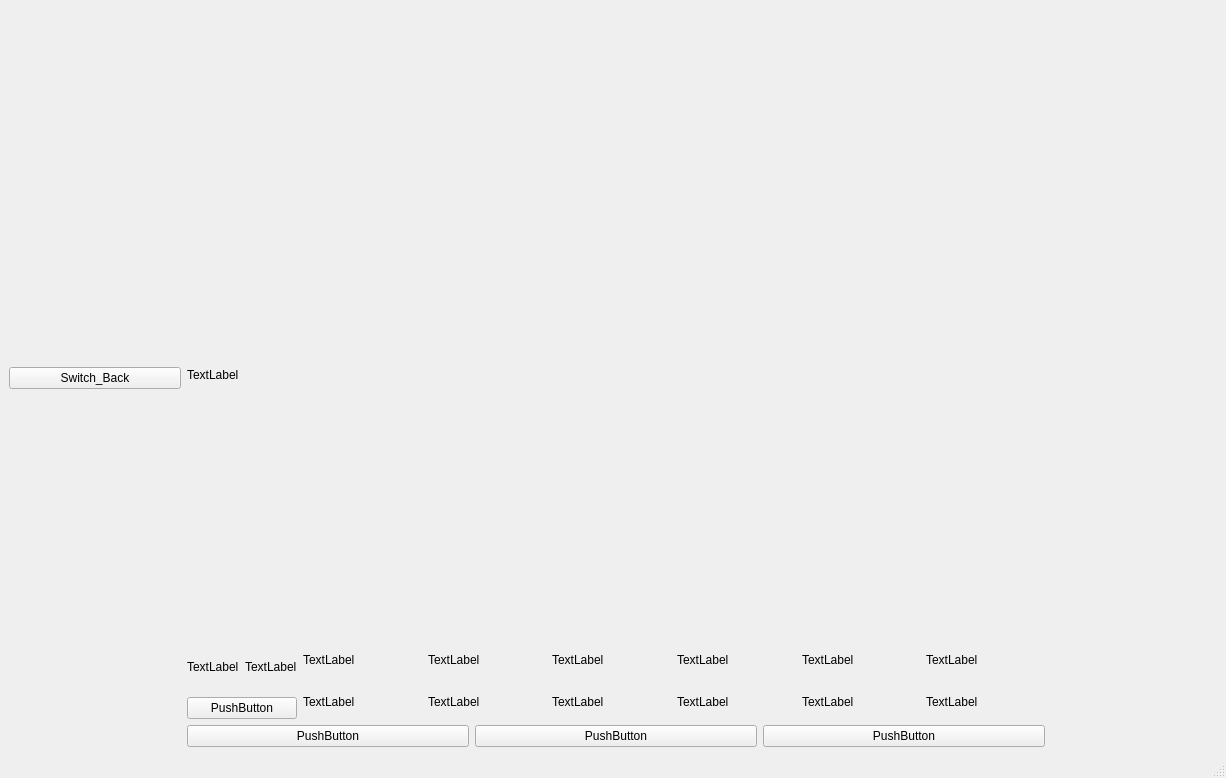
Before: the Qt Designer form Nayda/Application/The_Game/the_game.ui in dsbabkov/Nayda, drawn with Qt 5.
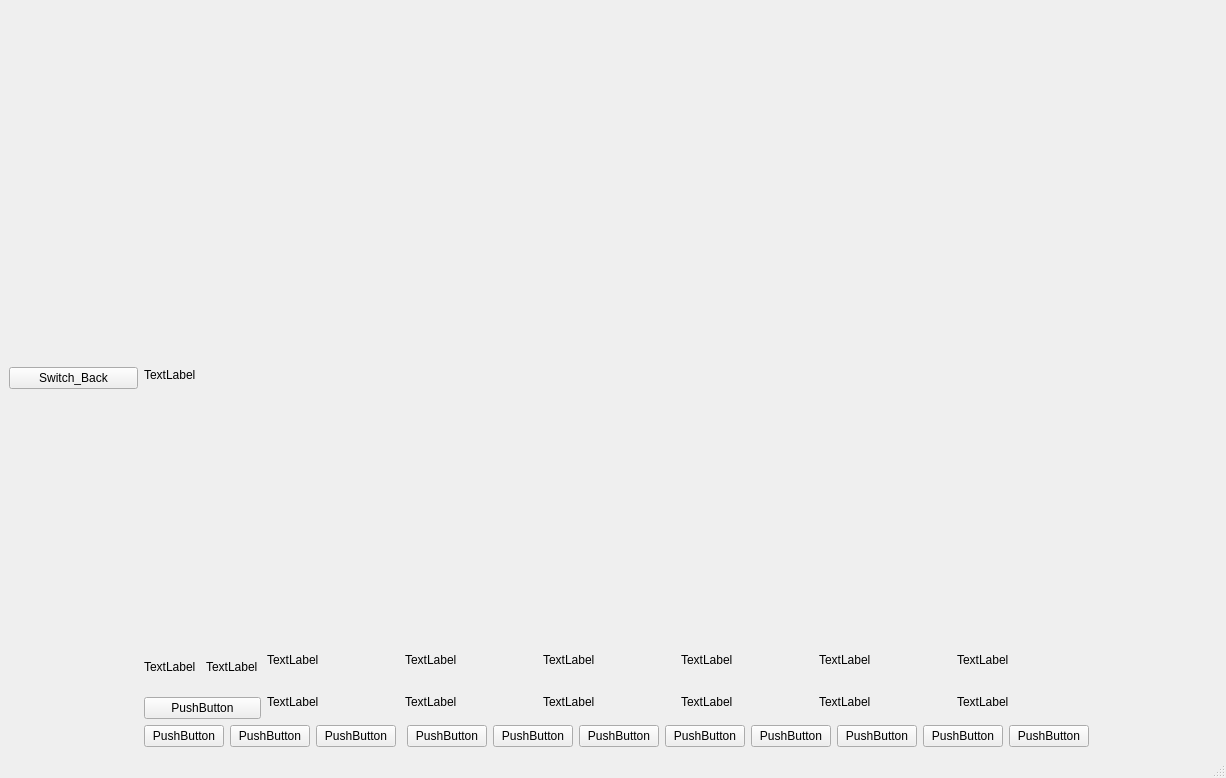
After: the same form once the commit is applied.

Patch:
```diff
--- a/Nayda/Application/The_Game/the_game.ui
+++ b/Nayda/Application/The_Game/the_game.ui
@@ -20,7 +20,7 @@
    <string>MainWindow</string>
   </property>
   <widget class="QWidget" name="centralwidget">
-   <layout class="QGridLayout" name="gridLayout" columnstretch="1,5,1,0">
+   <layout class="QGridLayout" name="gridLayout" columnstretch="1,5,1">
     <item row="0" column="0">
      <layout class="QVBoxLayout" name="verticalLayout_3">
       <item>
@@ -214,7 +214,14 @@
          </layout>
         </item>
         <item>
-         <layout class="QHBoxLayout" name="horizontalLayout_5" stretch="0,0,0,0">
+         <layout class="QHBoxLayout" name="horizontalLayout_5" stretch="0,0,0,0,0">
+          <item>
+           <widget class="QPushButton" name="pushButton_2">
+            <property name="text">
+             <string>PushButton</string>
+            </property>
+           </widget>
+          </item>
           <item>
            <widget class="QPushButton" name="pushButton_4">
             <property name="text">
@@ -230,14 +237,80 @@
            </widget>
           </item>
           <item>
-           <widget class="QPushButton" name="pushButton_2">
-            <property name="text">
-             <string>PushButton</string>
+           <spacer name="horizontalSpacer">
+            <property name="orientation">
+             <enum>Qt::Horizontal</enum>
             </property>
-           </widget>
+            <property name="sizeHint" stdset="0">
+             <size>
+              <width>40</width>
+              <height>20</height>
+             </size>
+            </property>
+           </spacer>
           </item>
           <item>
-           <layout class="QHBoxLayout" name="horizontalLayout"/>
+           <layout class="QHBoxLayout" name="horizontalLayout">
+            <property name="leftMargin">
+             <number>5</number>
+            </property>
+            <item>
+             <widget class="QPushButton" name="pushButton_12">
+              <property name="text">
+               <string>PushButton</string>
+              </property>
+             </widget>
+            </item>
+            <item>
+             <widget class="QPushButton" name="pushButton_11">
+              <property name="text">
+               <string>PushButton</string>
+              </property>
+             </widget>
+            </item>
+            <item>
+             <widget class="QPushButton" name="pushButton_10">
+              <property name="text">
+               <string>PushButton</string>
+              </property>
+             </widget>
+            </item>
+            <item>
+             <widget class="QPushButton" name="pushButton_9">
+              <property name="text">
+               <string>PushButton</string>
+              </property>
+             </widget>
+            </item>
+            <item>
+             <widget class="QPushButton" name="pushButton_8">
+              <property name="text">
+               <string>PushButton</string>
+              </property>
+             </widget>
+            </item>
+            <item>
+             <widget class="QPushButton" name="pushButton_7">
+              <property name="text">
+               <string>PushButton</string>
+              </property>
+             </widget>
+            </item>
+            <item>
+             <widget class="QPushButton" name="pushButton_6">
+              <property name="text">
+               <string>PushButton</string>
+              </property>
+             </widget>
+            </item>
+            <item>
+             <widget class="QPushButton" name="pushButton_5">
+              <property name="text">
+               <string>PushButton</string>
+              </property>
+             </widget>
+            </item>
+           </layout>
           </item>
          </layout>
         </item>
```
